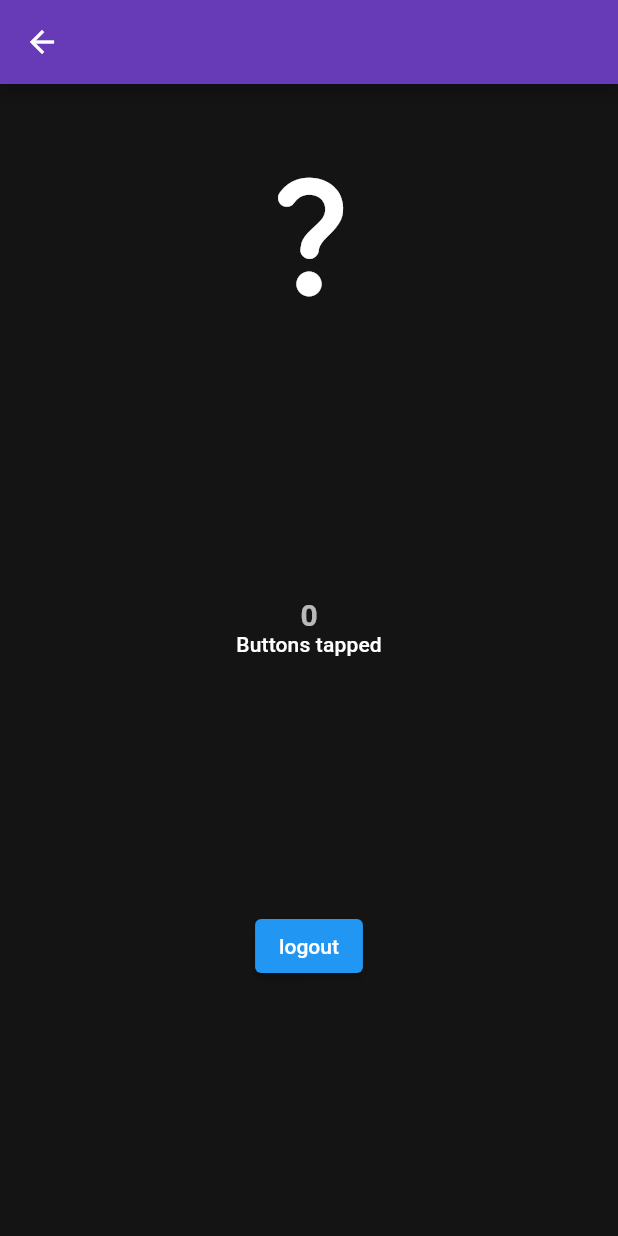
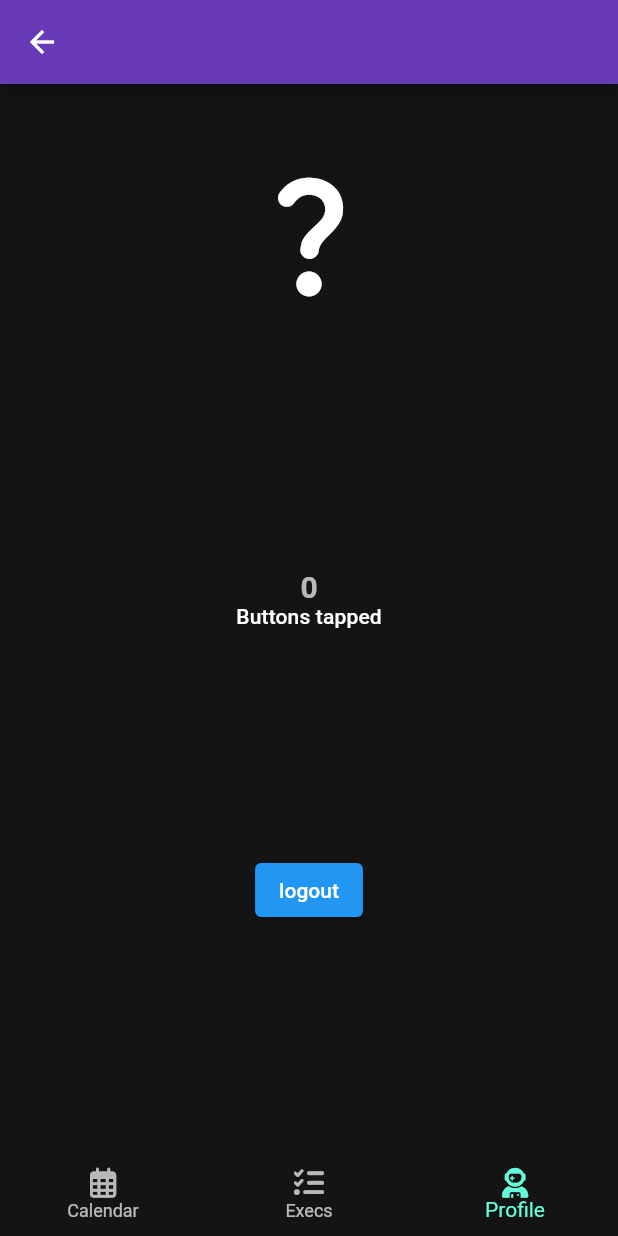
Before and after one commit to ninzqq/nexecute, a Flutter app: the screen it shows once a user with an empty profile is signed in, in the side drawer, after a tap on "Profile", on a phone screen of 412 x 824 dp. Run offline on Flutter 3.47's test engine with Material 2 defaults, Android fonts, the phone set to English and light mode, and no system bars; our stand-ins replace cloud_firestore, firebase_auth, firebase_core, font_awesome_flutter, google_sign_in, rxdart; accounts and stored records are empty; network calls fail.

Commit message:
BottomNavBar tinkering
BottomNavBar works, but it just adds pages/screens to stack, never pop them out...

```diff
--- a/nexecute/lib/home/home.dart
+++ b/nexecute/lib/home/home.dart
@@ -34,7 +34,9 @@ class HomeScreen extends StatelessWidget {
         tooltip: 'Increment',
         child: const Icon(Icons.add),
       ),
-      bottomNavigationBar: const BottomNavBar(),
+      bottomNavigationBar: const BottomNavBar(
+        pageIndex: 1,
+      ),
     );
   }
 }
--- a/nexecute/lib/profile/profile.dart
+++ b/nexecute/lib/profile/profile.dart
@@ -1,5 +1,6 @@
 import 'package:flutter/material.dart';
 import 'package:nexecute/services/models.dart';
+import 'package:nexecute/shared/bottom_nav.dart';
 import 'package:nexecute/shared/loading.dart';
 import 'package:provider/provider.dart';
 import 'package:nexecute/services/auth.dart';
@@ -56,6 +57,9 @@ class ProfileScreen extends StatelessWidget {
             ),
           ),
         ),
+        bottomNavigationBar: const BottomNavBar(
+          pageIndex: 2,
+        ),
       );
     } else {
       return const Loader();
--- a/nexecute/lib/shared/bottom_nav.dart
+++ b/nexecute/lib/shared/bottom_nav.dart
@@ -2,11 +2,14 @@ import 'package:flutter/material.dart';
 import 'package:font_awesome_flutter/font_awesome_flutter.dart';
 
 class BottomNavBar extends StatelessWidget {
-  const BottomNavBar({Key? key}) : super(key: key);
+  final int pageIndex;
+
+  const BottomNavBar({Key? key, required this.pageIndex}) : super(key: key);
 
   @override
   Widget build(BuildContext context) {
     return BottomNavigationBar(
+      currentIndex: pageIndex,
       items: const [
         BottomNavigationBarItem(
           icon: Icon(
@@ -30,18 +33,19 @@ class BottomNavBar extends StatelessWidget {
           label: 'Profile',
         ),
       ],
-      fixedColor: Colors.deepPurple[200],
       onTap: (int idx) {
+        if (idx != pageIndex) {
           switch (idx) {
             case 0:
-            // do nothing
+              Navigator.popAndPushNamed(context, '/calendar');
               break;
             case 1:
-            Navigator.pushNamed(context, '/home');
+              Navigator.popAndPushNamed(context, '/home');
               break;
             case 2:
-            Navigator.pushNamed(context, '/profile');
+              Navigator.popAndPushNamed(context, '/profile');
               break;
+          }
         }
       },
     );
--- a/nexecute/lib/shared/drawer.dart
+++ b/nexecute/lib/shared/drawer.dart
@@ -16,7 +16,7 @@ class MainDrawer extends StatelessWidget {
             Align(
               alignment: Alignment.topLeft,
               child: Padding(
-                padding: const EdgeInsets.all(5),
+                padding: const EdgeInsets.all(8),
                 child: Text(
                   'Nexecute',
                   style: Theme.of(context).textTheme.headline1,
```
Lines whose indentation alone changed are shown as unchanged.
